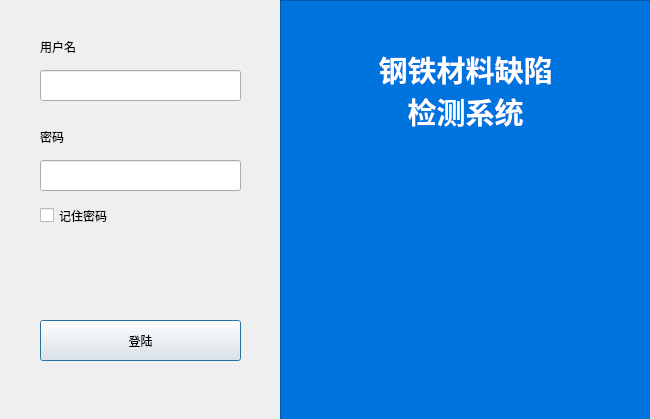
Old version of the form view/login.ui in the repository HolmesAmzish/SDDMES.
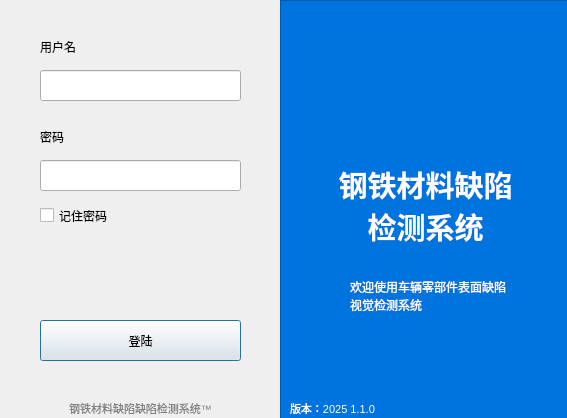
New version of the form. Icons and pictures are not drawn.

Diff of the .ui file:
```diff
--- a/view/login.ui
+++ b/view/login.ui
@@ -6,8 +6,8 @@
    <rect>
     <x>0</x>
     <y>0</y>
-    <width>650</width>
-    <height>419</height>
+    <width>567</width>
+    <height>418</height>
    </rect>
   </property>
   <property name="windowTitle">
@@ -90,7 +90,7 @@
     <rect>
      <x>280</x>
      <y>0</y>
-     <width>371</width>
+     <width>291</width>
      <height>421</height>
     </rect>
    </property>
@@ -106,10 +106,10 @@
    <widget class="QLabel" name="label_3">
     <property name="geometry">
      <rect>
-      <x>90</x>
-      <y>50</y>
+      <x>50</x>
+      <y>150</y>
       <width>191</width>
-      <height>81</height>
+      <height>111</height>
      </rect>
     </property>
     <property name="font">
@@ -135,6 +135,89 @@
      <bool>true</bool>
     </property>
    </widget>
+   <widget class="QLabel" name="label_4">
+    <property name="geometry">
+     <rect>
+      <x>90</x>
+      <y>40</y>
+      <width>111</width>
+      <height>111</height>
+     </rect>
+    </property>
+    <property name="text">
+     <string/>
+    </property>
+    <property name="pixmap">
+     <pixmap>icon/sdd-logo-white.png</pixmap>
+    </property>
+    <property name="scaledContents">
+     <bool>true</bool>
+    </property>
+   </widget>
+   <widget class="QLabel" name="label_6">
+    <property name="geometry">
+     <rect>
+      <x>10</x>
+      <y>400</y>
+      <width>121</width>
+      <height>16</height>
+     </rect>
+    </property>
+    <property name="font">
+     <font>
+      <pointsize>8</pointsize>
+     </font>
+    </property>
+    <property name="styleSheet">
+     <string notr="true">color:white</string>
+    </property>
+    <property name="text">
+     <string>版本：2025 1.1.0</string>
+    </property>
+   </widget>
+   <widget class="QLabel" name="label_7">
+    <property name="geometry">
+     <rect>
+      <x>70</x>
+      <y>270</y>
+      <width>161</width>
+      <height>51</height>
+     </rect>
+    </property>
+    <property name="styleSheet">
+     <string notr="true">color:white</string>
+    </property>
+    <property name="text">
+     <string>欢迎使用车辆零部件表面缺陷视觉检测系统</string>
+    </property>
+    <property name="wordWrap">
+     <bool>true</bool>
+    </property>
+   </widget>
+  </widget>
+  <widget class="QLabel" name="label_5">
+   <property name="geometry">
+    <rect>
+     <x>10</x>
+     <y>400</y>
+     <width>261</width>
+     <height>16</height>
+    </rect>
+   </property>
+   <property name="font">
+    <font>
+     <pointsize>8</pointsize>
+    </font>
+   </property>
+   <property name="styleSheet">
+    <string notr="true">color:gray</string>
+   </property>
+   <property name="text">
+    <string>钢铁材料缺陷缺陷检测系统™</string>
+   </property>
+   <property name="alignment">
+    <set>Qt::AlignCenter</set>
+   </property>
   </widget>
  </widget>
  <resources/>
```
Left out of the diff: 5 changed lines with no effect on the pictures.
